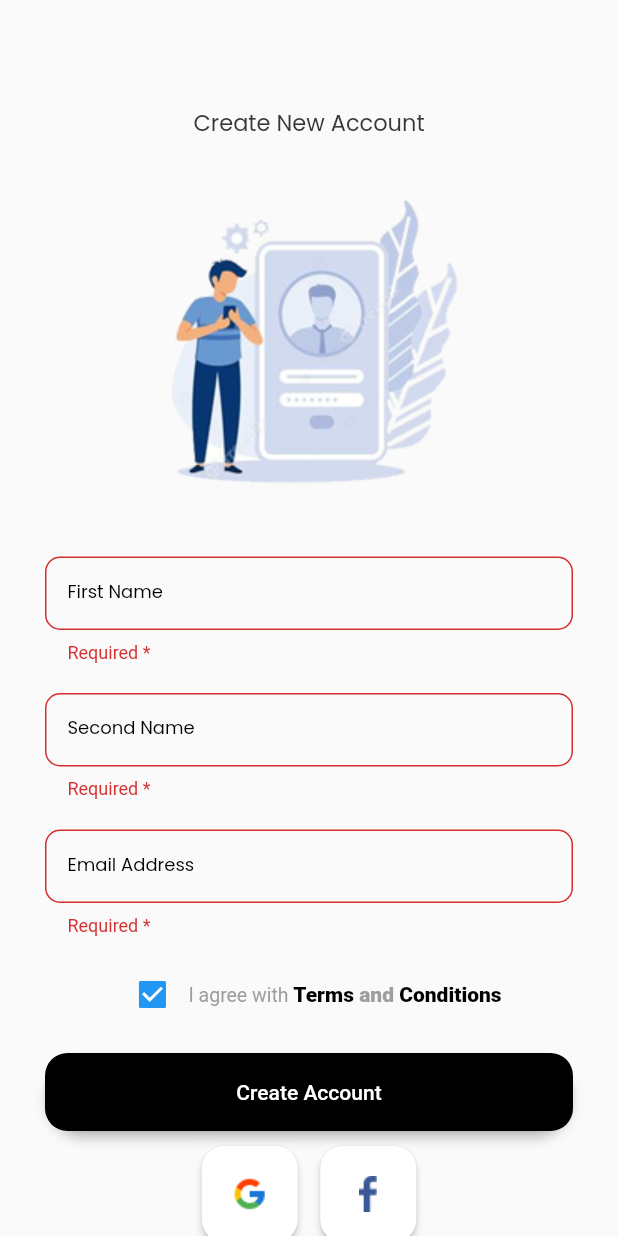
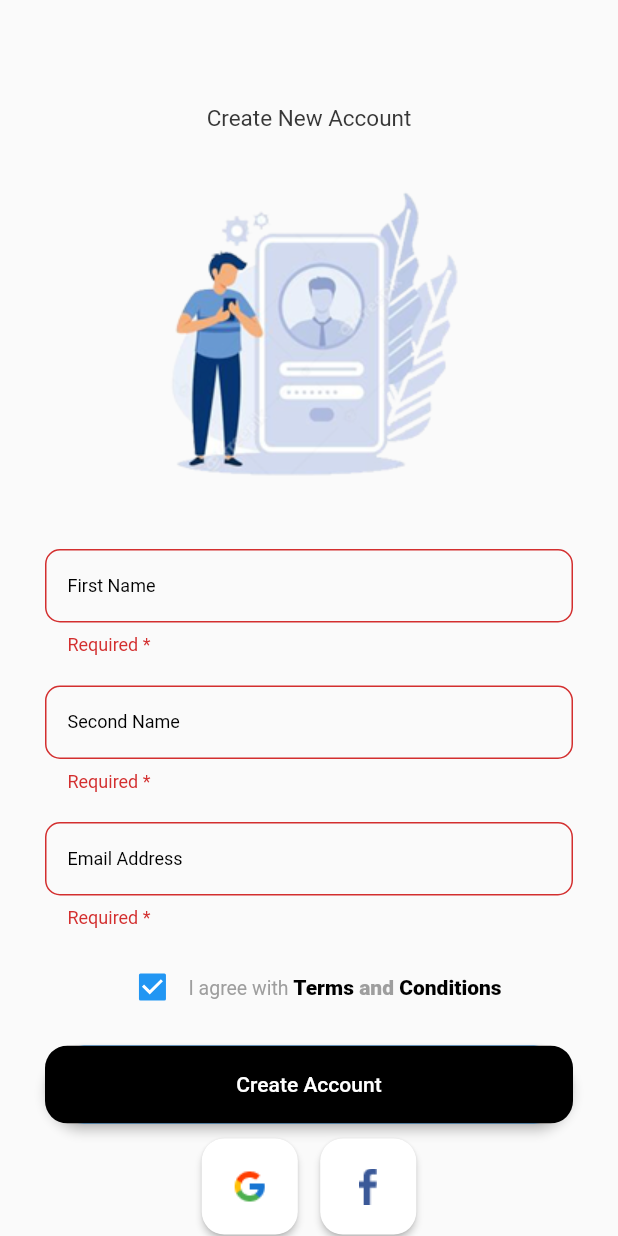
Before and after one commit to satasme-git/OI, a Flutter app: the SignUp screen opened directly, on a phone screen of 412 x 824 dp. Run offline on Flutter 3.47's test engine with Material 2 defaults, Android fonts, the phone set to English and light mode, and no system bars; our stand-ins replace awesome_dialog, cloud_firestore, country_code_picker, dio, firebase_auth, firebase_core and 10 more; missing offline and left inert: dart:ffi, flutter_facebook_auth, google_maps_place_picker_mb; accounts and stored records are empty.

Commit message:
2022-03-01

```diff
--- a/lib/componants/custom_text.dart
+++ b/lib/componants/custom_text.dart
@@ -1,5 +1,5 @@
 import 'package:flutter/material.dart';
-import 'package:google_fonts/google_fonts.dart';
+
 
 import 'package:oi/utils/app_colors.dart';
 
@@ -23,7 +23,12 @@
   Widget build(BuildContext context) {
     return Text(text,
         textAlign: textAlign,
-        style: GoogleFonts.poppins(
+        // style: GoogleFonts.poppins(
+        //   fontSize: fontsize,
+        //   color: color,
+        //   fontWeight: fontWeight,
+        // ));
+        style:  TextStyle(
           fontSize: fontsize,
           color: color,
           fontWeight: fontWeight,
--- a/lib/screens/login_screen/sign_up.dart
+++ b/lib/screens/login_screen/sign_up.dart
@@ -1,5 +1,5 @@
 import 'package:flutter/material.dart';
-import 'package:google_fonts/google_fonts.dart';
+
 import 'package:oi/componants/custom_text.dart';
 import 'package:oi/providers/auth/user_provider.dart';
 import 'package:oi/utils/constatnt.dart';
@@ -77,7 +77,8 @@
                               }
                             },
                             decoration: InputDecoration(
-                              labelStyle: GoogleFonts.poppins(
+
+                              labelStyle:TextStyle(
                                 color: Colors.black,
                                 fontSize: 12,
                               ),
@@ -106,7 +107,7 @@
                               }
                             },
                             decoration: InputDecoration(
-                              labelStyle: GoogleFonts.poppins(
+                              labelStyle: TextStyle(
                                 color: Colors.black,
                                 fontSize: 12,
                               ),
@@ -135,7 +136,7 @@
                               contentPadding: EdgeInsets.all(15),
                               labelText: "Email Address",
                               hintText: "Enter email  here",
-                              labelStyle: GoogleFonts.poppins(
+                              labelStyle: TextStyle(
                                 color: Colors.black,
                                 fontSize: 12,
                               ),
--- a/lib/screens/splash_screen/splash_screen.dart
+++ b/lib/screens/splash_screen/splash_screen.dart
@@ -1,6 +1,6 @@
 import 'package:flutter/material.dart';
 import 'package:flutter_spinkit/flutter_spinkit.dart';
-import 'package:google_fonts/google_fonts.dart';
+
 import 'package:oi/componants/custom_text.dart';
 import 'package:oi/providers/auth/user_provider.dart';
 import 'package:oi/screens/login_screen/successfull_login.dart';
```
Also changed, not shown: lib/componants/custom_text_field.dart (+8 -3 lines), lib/screens/home_screen/map_screen.dart (+17 -2 lines), pubspec.yaml (+9 -6 lines), pubspec.lock.
